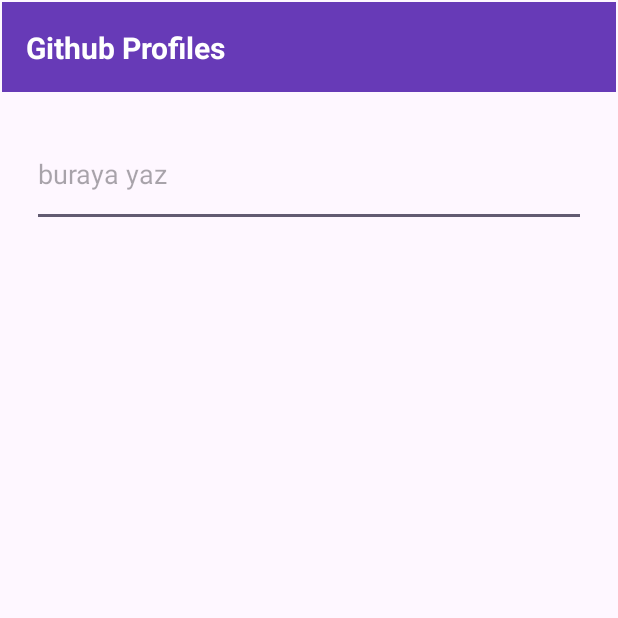
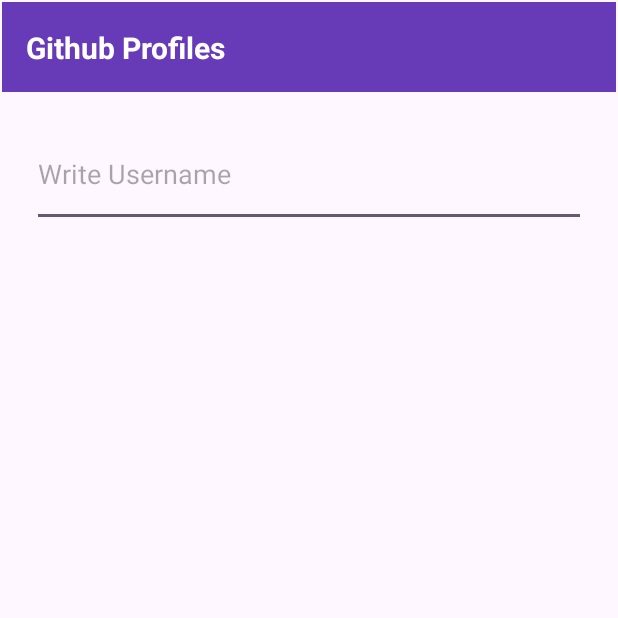
Before and after one commit to burakselcuk1/Github-Profiles, an Android app: the screen it shows after launch (MainActivity), on a phone screen of 412 x 824 dp, the top half of it. Run offline under Robolectric (Android 15) with nearby library versions, the phone set to English and light mode, and no system bars; our stand-ins replace Dagger/Hilt's generated code, RxJava, data binding; pictures from the network do not load.

Commit message:
Refactor strings

```diff
--- a/app/src/main/res/layout/fragment_follows.xml
+++ b/app/src/main/res/layout/fragment_follows.xml
@@ -94,7 +94,7 @@
                 <androidx.recyclerview.widget.RecyclerView
                     android:id="@+id/followers_recyclerview"
                     android:layout_width="match_parent"
-                    android:layout_height="200dp"
+                    android:layout_height="400dp"
                     app:layout_constraintEnd_toEndOf="parent"
                     app:layout_constraintStart_toStartOf="parent"
                     app:layout_constraintTop_toBottomOf="@+id/followers" />
--- a/app/src/main/res/layout/fragment_main.xml
+++ b/app/src/main/res/layout/fragment_main.xml
@@ -32,7 +32,7 @@
                 android:id="@+id/search"
                 android:layout_width="match_parent"
                 android:layout_height="70dp"
-                android:hint="buraya yaz"
+                android:hint="@string/write_usernama"
                 app:layout_constraintEnd_toEndOf="parent"
                 app:layout_constraintTop_toTopOf="parent" />
 
--- a/app/src/main/res/values/strings.xml
+++ b/app/src/main/res/values/strings.xml
@@ -7,6 +7,7 @@
     <string name="followers">Followers: </string>
     <string name="following">Following: </string>
     <string name="user_not_found">User not found: </string>
+    <string name="write_usernama">Write Username</string>
 
     <!-- Toolbar !-->
     <string name="github_profiles">Github Profiles</string>
```
